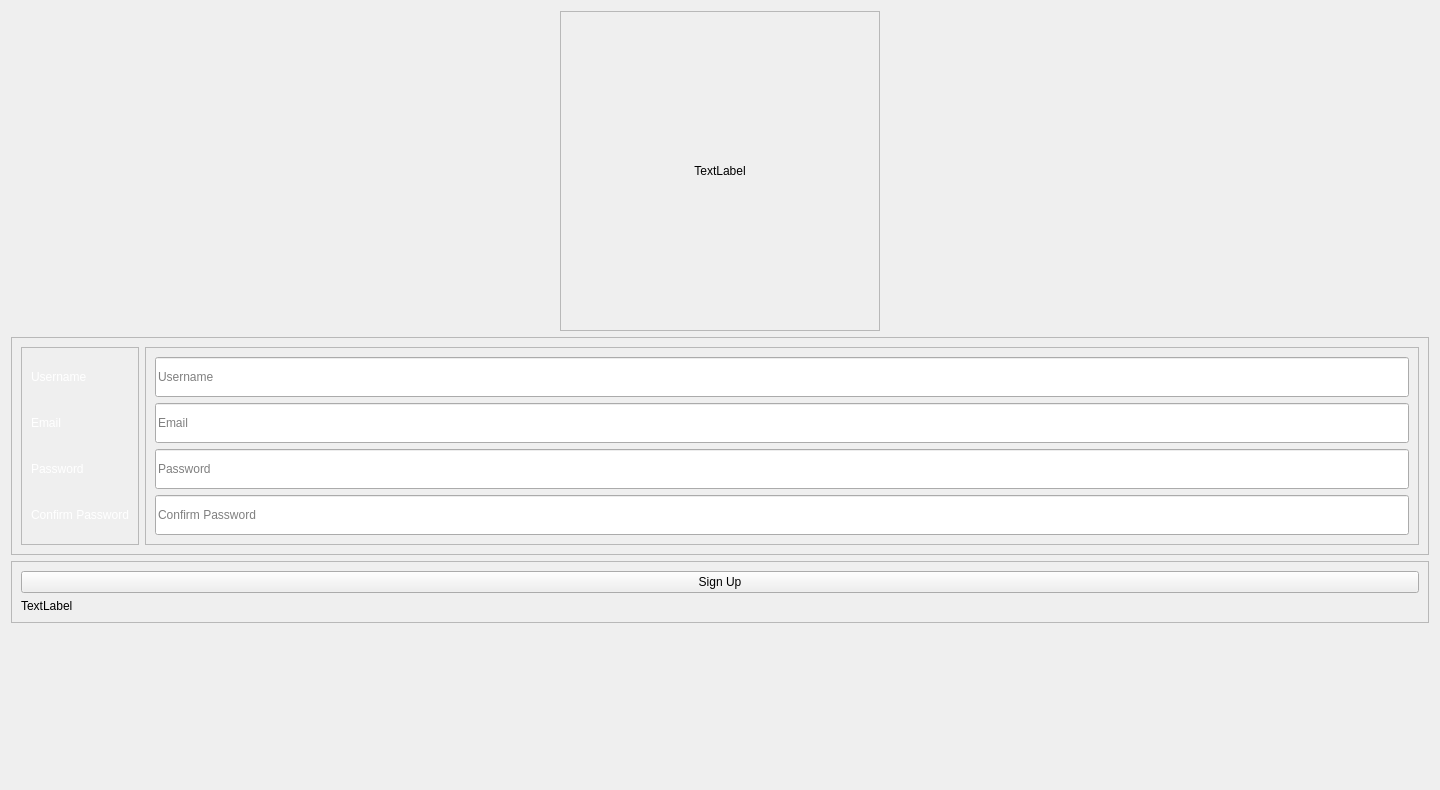
Before: the Qt Designer form app v_2/Register1.ui in deevyansh/Power-Consumption-Pattern, drawn with Qt 5.
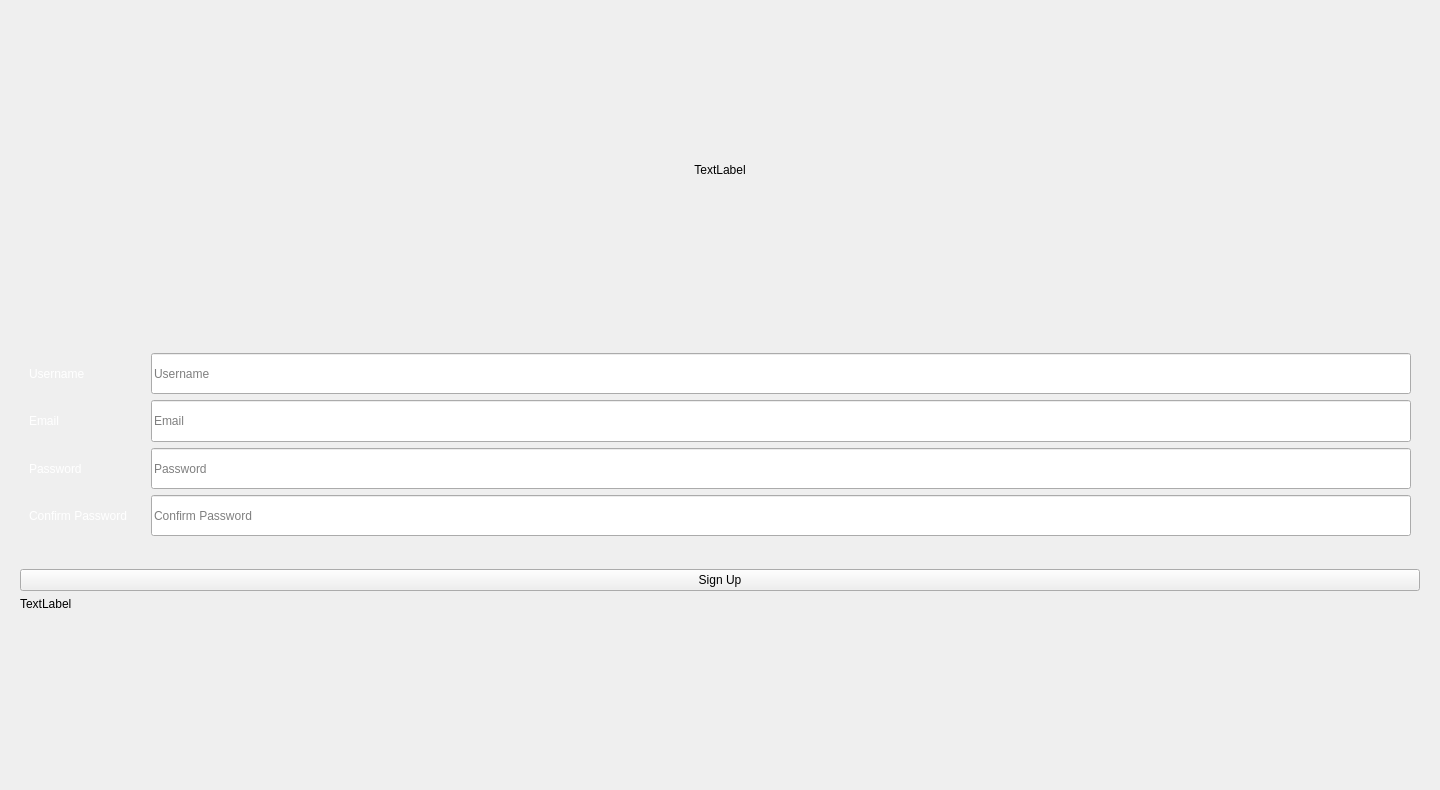
After: the same form once the commit is applied.

The edit to the form file:
```diff
--- a/app v_2/Register1.ui
+++ b/app v_2/Register1.ui
@@ -19,6 +19,10 @@
   <property name="windowTitle">
    <string>Form</string>
   </property>
+  <property name="styleSheet">
+   <string notr="true">#fr,#frame_4,#frame_5,#frame,#frame_2
+{border: 0px}</string>
+  </property>
   <layout class="QVBoxLayout" name="verticalLayout_5">
    <item alignment="Qt::AlignHCenter">
     <widget class="QFrame" name="frame_4">
```
